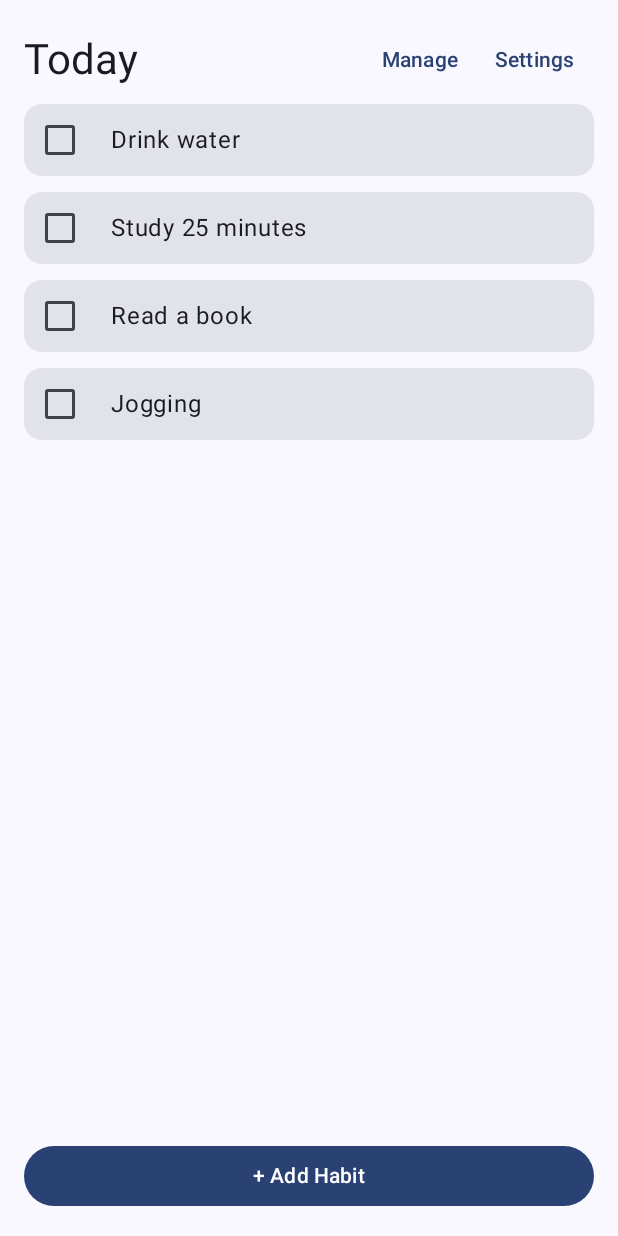
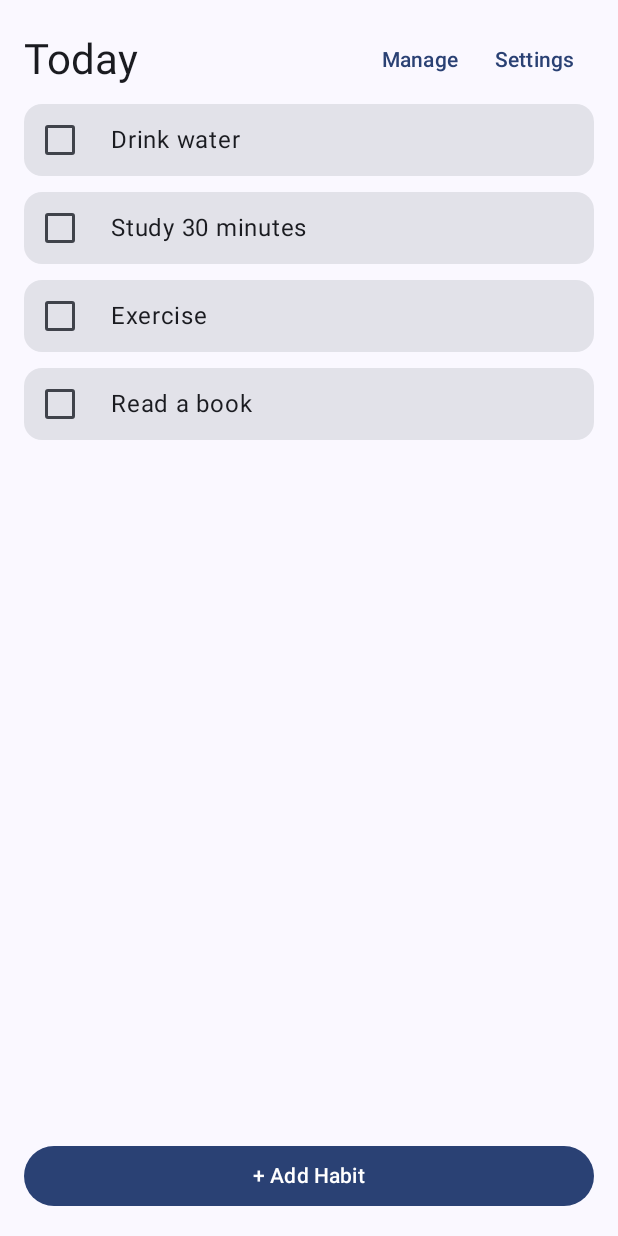
Before and after one commit to grsnrms/DailyWin, an Android app built with Jetpack Compose: the screen it shows after launch (MainActivity), on a phone screen of 412 x 824 dp. Run offline under Robolectric (Android 15) with nearby library versions, the phone set to English and light mode, and no system bars; our stand-ins replace Room's generated code.

Commit message:
Add Room database: Habit, Completion, HabitActions

```diff
--- a/app/src/main/java/Habit.kt
+++ /dev/null
@@ -1,15 +0,0 @@
-package ph.edu.comteq.dailywin
-
-data class Habit(
-    val id: Int,
-    val name: String,
-    val streak: Int
-)
-
-// Sample habits
-val habitList = listOf(
-    Habit(1, "Drink water", 5),
-    Habit(2, "Study 25 minutes", 3),
-    Habit(3, "Read a book", 0),
-    Habit(4, "Jogging", 7)
-)
--- a/app/src/main/java/DetailScreen.kt
+++ b/app/src/main/java/ph/edu/comteq/dailywin/DetailScreen.kt
@@ -17,7 +17,7 @@ Column(modifier = Modifier.fillMaxSize().padding(15.dp)) {
         } else {
             Text(habit.name, style = MaterialTheme.typography.headlineMedium)
             Text(
-                text = "Current streak: ${habit.streak} days",
+                text = "Current streak: coming soon",
                 modifier = Modifier.padding(vertical = 10.dp)
             )
 
--- /dev/null
+++ b/app/src/main/java/ph/edu/comteq/dailywin/Habit.kt
@@ -0,0 +1,20 @@
+package ph.edu.comteq.dailywin
+
+import androidx.room.Entity
+import androidx.room.PrimaryKey
+
+
+@Entity(tableName = "habits")
+data class Habit(
+    @PrimaryKey(autoGenerate = true) val id: Int = 0,
+    val name: String,
+    val dateCreated: Long = System.currentTimeMillis()
+)
+
+
+val habitList = listOf(
+    Habit(1, "Drink water"),
+    Habit(2, "Study 30 minutes"),
+    Habit(3, "Exercise"),
+    Habit(4, "Read a book")
+)
```
Also changed, not shown: app/src/main/java/ph/edu/comteq/dailywin/AppDatabase.kt (added, +28 -0 lines), app/src/main/java/ph/edu/comteq/dailywin/Completion.kt (added, +25 -0 lines), app/src/main/java/ph/edu/comteq/dailywin/HabitActions.kt (added, +36 -0 lines), app/src/main/java/ph/edu/comteq/dailywin/AddEditScreen.kt (renamed from app/src/main/java/AddEditScreen.kt), app/src/main/java/ph/edu/comteq/dailywin/HomeScreen.kt (renamed from app/src/main/java/HomeScreen.kt), app/src/main/java/ph/edu/comteq/dailywin/ManageScreen.kt (renamed from app/src/main/java/ManageScreen.kt), app/src/main/java/ph/edu/comteq/dailywin/SettingsScreen.kt (renamed from app/src/main/java/SettingsScreen.kt).
